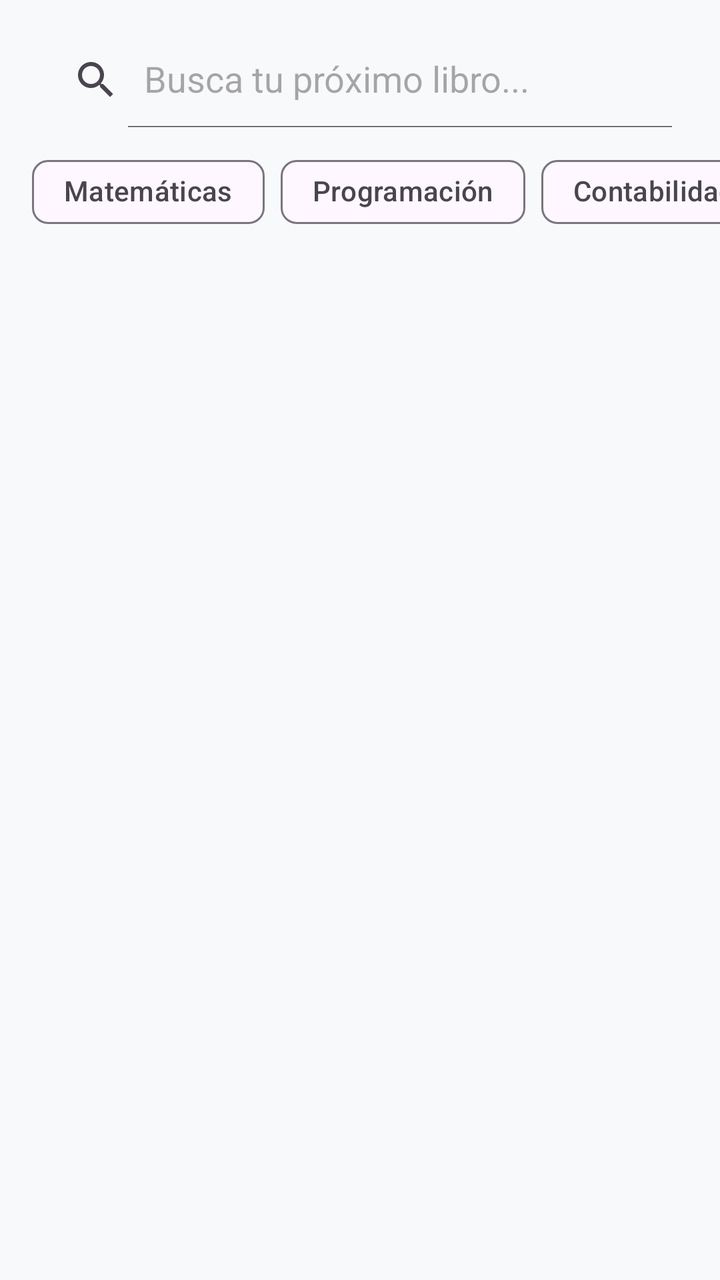
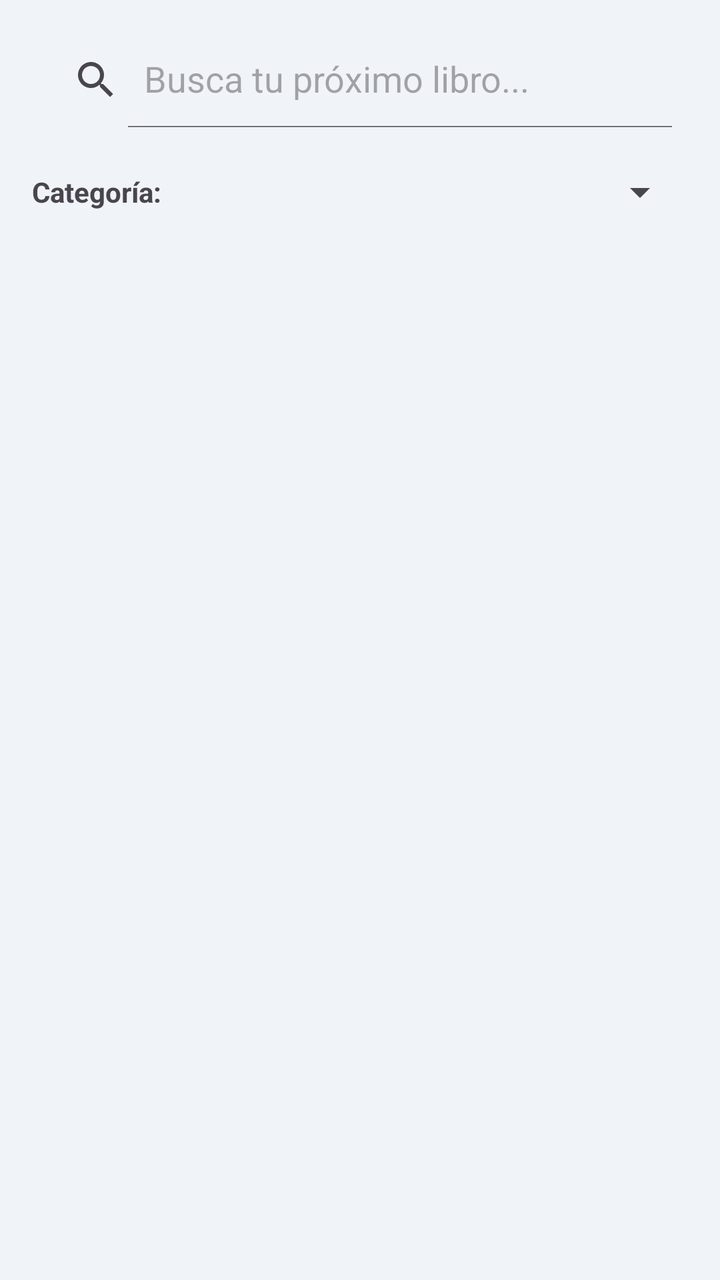

The first picture is an Android layout as it rendered before a commit; the second is the same layout after the commit. The layout source and the unified diff follow.
<!-- AndroidManifest.xml: application theme Theme.Biblioteca -->
<!-- res/layout/fragment_catalogo.xml -->
<?xml version="1.0" encoding="utf-8"?>
<androidx.constraintlayout.widget.ConstraintLayout
    xmlns:android="http://schemas.android.com/apk/res/android"
    xmlns:app="http://schemas.android.com/apk/res-auto"
    xmlns:tools="http://schemas.android.com/tools"
    android:layout_width="match_parent"
    android:layout_height="match_parent">

    <androidx.appcompat.widget.SearchView
        android:id="@+id/svLibros"
        android:layout_width="0dp"
        android:layout_height="wrap_content"
        android:layout_marginHorizontal="16dp"
        android:layout_marginTop="16dp"
        app:iconifiedByDefault="false"
        app:queryHint="Busca tu próximo libro..."
        app:layout_constraintTop_toTopOf="parent"
        app:layout_constraintStart_toStartOf="parent"
        app:layout_constraintEnd_toEndOf="parent" />

    <HorizontalScrollView
        android:id="@+id/hsvCategories"
        android:layout_width="0dp"
        android:layout_height="wrap_content"
        android:layout_marginTop="8dp"
        android:scrollbars="none"
        app:layout_constraintTop_toBottomOf="@id/svLibros"
        app:layout_constraintStart_toStartOf="parent"
        app:layout_constraintEnd_toEndOf="parent">

        <com.google.android.material.chip.ChipGroup
            android:id="@+id/cgCategories"
            android:layout_width="wrap_content"
            android:layout_height="wrap_content"
            android:paddingHorizontal="16dp"
            app:singleSelection="true">

            <com.google.android.material.chip.Chip
                android:id="@+id/chipMath"
                style="@style/Widget.Material3.Chip.Filter"
                android:layout_width="wrap_content"
                android:layout_height="wrap_content"
                android:text="Matemáticas" />

            <com.google.android.material.chip.Chip
                android:id="@+id/chipProgramming"
                style="@style/Widget.Material3.Chip.Filter"
                android:layout_width="wrap_content"
                android:layout_height="wrap_content"
                android:text="Programación" />

            <com.google.android.material.chip.Chip
                android:id="@+id/chipAccounting"
                style="@style/Widget.Material3.Chip.Filter"
                android:layout_width="wrap_content"
                android:layout_height="wrap_content"
                android:text="Contabilidad" />

            <com.google.android.material.chip.Chip
                android:id="@+id/chipHistory"
                style="@style/Widget.Material3.Chip.Filter"
                android:layout_width="wrap_content"
                android:layout_height="wrap_content"
                android:text="Historia" />

            <com.google.android.material.chip.Chip
                android:id="@+id/chipEducation"
                style="@style/Widget.Material3.Chip.Filter"
                android:layout_width="wrap_content"
                android:layout_height="wrap_content"
                android:text="Educación" />

        </com.google.android.material.chip.ChipGroup>
    </HorizontalScrollView>

    <ProgressBar
        android:id="@+id/pbLoading"
        android:layout_width="wrap_content"
        android:layout_height="wrap_content"
        android:visibility="gone"
        app:layout_constraintTop_toTopOf="parent"
        app:layout_constraintBottom_toBottomOf="parent"
        app:layout_constraintStart_toStartOf="parent"
        app:layout_constraintEnd_toEndOf="parent" />

    <TextView
        android:id="@+id/tvEmptyState"
        android:layout_width="0dp"
        android:layout_height="wrap_content"
        android:layout_margin="32dp"
        android:textAlignment="center"
        android:textSize="16sp"
        android:visibility="gone"
        app:layout_constraintTop_toTopOf="parent"
        app:layout_constraintBottom_toBottomOf="parent"
        app:layout_constraintStart_toStartOf="parent"
        app:layout_constraintEnd_toEndOf="parent" />

    <androidx.recyclerview.widget.RecyclerView
        android:id="@+id/rvLibros"
        android:layout_width="0dp"
        android:layout_height="0dp"
        android:layout_marginTop="8dp"
        android:clipToPadding="false"
        android:paddingBottom="16dp"
        app:layout_constraintTop_toBottomOf="@id/hsvCategories"
        app:layout_constraintBottom_toBottomOf="parent"
        app:layout_constraintStart_toStartOf="parent"
        app:layout_constraintEnd_toEndOf="parent"
        tools:listitem="@layout/item_libro" />

</androidx.constraintlayout.widget.ConstraintLayout>
<!-- res/layout/item_libro.xml (included above) -->
<?xml version="1.0" encoding="utf-8"?>
<com.google.android.material.card.MaterialCardView xmlns:android="http://schemas.android.com/apk/res/android"
    xmlns:app="http://schemas.android.com/apk/res-auto"
    android:layout_width="match_parent"
    android:layout_height="wrap_content"
    android:layout_margin="8dp"
    app:cardElevation="4dp"
    app:cardCornerRadius="12dp">

    <androidx.constraintlayout.widget.ConstraintLayout
        android:layout_width="match_parent"
        android:layout_height="wrap_content"
        android:padding="8dp">

        <ImageView
            android:id="@+id/ivPortadaLibro"
            android:layout_width="80dp"
            android:layout_height="120dp"
            android:scaleType="centerCrop"
            android:src="@android:drawable/ic_menu_gallery"
            app:layout_constraintStart_toStartOf="parent"
            app:layout_constraintTop_toTopOf="parent"
            app:layout_constraintBottom_toBottomOf="parent" />

        <TextView
            android:id="@+id/tvTituloLibro"
            android:layout_width="0dp"
            android:layout_height="wrap_content"
            android:layout_marginStart="16dp"
            android:text="Título del Libro"
            android:textSize="18sp"
            android:textStyle="bold"
            app:layout_constraintStart_toEndOf="@id/ivPortadaLibro"
            app:layout_constraintEnd_toEndOf="parent"
            app:layout_constraintTop_toTopOf="parent" />

        <TextView
            android:id="@+id/tvAutorLibro"
            android:layout_width="0dp"
            android:layout_height="wrap_content"
            android:layout_marginTop="4dp"
            android:text="Autor"
            android:textSize="14sp"
            app:layout_constraintStart_toStartOf="@id/tvTituloLibro"
            app:layout_constraintEnd_toEndOf="parent"
            app:layout_constraintTop_toBottomOf="@id/tvTituloLibro" />

        <com.google.android.material.button.MaterialButton
            android:id="@+id/btnDevolverLibro"
            style="@style/Widget.Material3.Button.TonalButton"
            android:layout_width="wrap_content"
            android:layout_height="wrap_content"
            android:text="Devolver"
            android:textSize="12sp"
            android:visibility="gone"
            app:layout_constraintBottom_toBottomOf="parent"
            app:layout_constraintEnd_toEndOf="parent" />

    </androidx.constraintlayout.widget.ConstraintLayout>

</com.google.android.material.card.MaterialCardView>
<!-- resources referenced by this layout -->
<resources>
  <style name="Theme.Biblioteca" parent="Base.Theme.Biblioteca" />
  <style name="Base.Theme.Biblioteca" parent="Theme.Material3.DayNight.NoActionBar">
          
          <item name="colorPrimary">@color/primary</item>
          <item name="colorSecondary">@color/secondary</item>
          <item name="android:windowBackground">@color/background</item>
      </style>
  <color name="primary">#2196F3</color>
  <color name="secondary">#03DAC6</color>
  <color name="background">#F8F9FA</color>
</resources>

<!-- the commit's change to res/layout/fragment_catalogo.xml (unified diff, before → after) -->
@@ -18,60 +18,32 @@
         app:layout_constraintStart_toStartOf="parent"
         app:layout_constraintEnd_toEndOf="parent" />
 
-    <HorizontalScrollView
-        android:id="@+id/hsvCategories"
-        android:layout_width="0dp"
-        android:layout_height="wrap_content"
-        android:layout_marginTop="8dp"
-        android:scrollbars="none"
-        app:layout_constraintTop_toBottomOf="@id/svLibros"
-        app:layout_constraintStart_toStartOf="parent"
-        app:layout_constraintEnd_toEndOf="parent">
-
-        <com.google.android.material.chip.ChipGroup
-            android:id="@+id/cgCategories"
-            android:layout_width="wrap_content"
-            android:layout_height="wrap_content"
-            android:paddingHorizontal="16dp"
-            app:singleSelection="true">
-
-            <com.google.android.material.chip.Chip
-                android:id="@+id/chipMath"
-                style="@style/Widget.Material3.Chip.Filter"
-                android:layout_width="wrap_content"
-                android:layout_height="wrap_content"
-                android:text="Matemáticas" />
-
-            <com.google.android.material.chip.Chip
-                android:id="@+id/chipProgramming"
-                style="@style/Widget.Material3.Chip.Filter"
-                android:layout_width="wrap_content"
-                android:layout_height="wrap_content"
-                android:text="Programación" />
-
-            <com.google.android.material.chip.Chip
-                android:id="@+id/chipAccounting"
-                style="@style/Widget.Material3.Chip.Filter"
-                android:layout_width="wrap_content"
-                android:layout_height="wrap_content"
-                android:text="Contabilidad" />
-
-            <com.google.android.material.chip.Chip
-                android:id="@+id/chipHistory"
-                style="@style/Widget.Material3.Chip.Filter"
-                android:layout_width="wrap_content"
-                android:layout_height="wrap_content"
-                android:text="Historia" />
-
-            <com.google.android.material.chip.Chip
-                android:id="@+id/chipEducation"
-                style="@style/Widget.Material3.Chip.Filter"
-                android:layout_width="wrap_content"
-                android:layout_height="wrap_content"
-                android:text="Educación" />
-
-        </com.google.android.material.chip.ChipGroup>
-    </HorizontalScrollView>
+    <LinearLayout
+        android:id="@+id/llFilter"
+        android:layout_width="match_parent"
+        android:layout_height="wrap_content"
+        android:orientation="horizontal"
+        android:paddingHorizontal="16dp"
+        android:paddingVertical="8dp"
+        android:gravity="center_vertical"
+        app:layout_constraintTop_toBottomOf="@id/svLibros">
+
+        <TextView
+            android:layout_width="wrap_content"
+            android:layout_height="wrap_content"
+            android:text="Categoría:"
+            android:textStyle="bold"
+            android:textSize="14sp" />
+
+        <Spinner
+            android:id="@+id/spCatalogoCategorias"
+            android:layout_width="0dp"
+            android:layout_height="wrap_content"
+            android:layout_weight="1"
+            android:layout_marginStart="8dp"
+            android:minHeight="48dp" />
+
+    </LinearLayout>
 
     <ProgressBar
         android:id="@+id/pbLoading"
@@ -103,7 +75,7 @@
         android:layout_marginTop="8dp"
         android:clipToPadding="false"
         android:paddingBottom="16dp"
-        app:layout_constraintTop_toBottomOf="@id/hsvCategories"
+        app:layout_constraintTop_toBottomOf="@id/llFilter"
         app:layout_constraintBottom_toBottomOf="parent"
         app:layout_constraintStart_toStartOf="parent"
         app:layout_constraintEnd_toEndOf="parent"
@@ -114,21 +86,22 @@
 <?xml version="1.0" encoding="utf-8"?>
 <com.google.android.material.card.MaterialCardView xmlns:android="http://schemas.android.com/apk/res/android"
     xmlns:app="http://schemas.android.com/apk/res-auto"
+    xmlns:tools="http://schemas.android.com/tools"
     android:layout_width="match_parent"
     android:layout_height="wrap_content"
     android:layout_margin="8dp"
-    app:cardElevation="4dp"
+    app:cardElevation="2dp"
     app:cardCornerRadius="12dp">
 
     <androidx.constraintlayout.widget.ConstraintLayout
         android:layout_width="match_parent"
         android:layout_height="wrap_content"
-        android:padding="8dp">
+        android:padding="12dp">
 
         <ImageView
             android:id="@+id/ivPortadaLibro"
-            android:layout_width="80dp"
-            android:layout_height="120dp"
+            android:layout_width="60dp"
+            android:layout_height="90dp"
             android:scaleType="centerCrop"
             android:src="@android:drawable/ic_menu_gallery"
             app:layout_constraintStart_toStartOf="parent"
@@ -141,22 +114,92 @@
             android:layout_height="wrap_content"
             android:layout_marginStart="16dp"
             android:text="Título del Libro"
-            android:textSize="18sp"
+            android:textSize="16sp"
             android:textStyle="bold"
             app:layout_constraintStart_toEndOf="@id/ivPortadaLibro"
-            app:layout_constraintEnd_toEndOf="parent"
+            app:layout_constraintEnd_toStartOf="@id/layoutActions"
             app:layout_constraintTop_toTopOf="parent" />
 
         <TextView
             android:id="@+id/tvAutorLibro"
             android:layout_width="0dp"
             android:layout_height="wrap_content"
+            android:layout_marginTop="2dp"
+            android:text="Autor"
+            android:textSize="13sp"
+            app:layout_constraintStart_toStartOf="@id/tvTituloLibro"
+            app:layout_constraintEnd_toStartOf="@id/layoutActions"
+            app:layout_constraintTop_toBottomOf="@id/tvTituloLibro" />
+
+        <TextView
+            android:id="@+id/tvCategoriaLibro"
+            android:layout_width="wrap_content"
+            android:layout_height="wrap_content"
             android:layout_marginTop="4dp"
-            android:text="Autor"
-            android:textSize="14sp"
-            app:layout_constraintStart_toStartOf="@id/tvTituloLibro"
-            app:layout_constraintEnd_toEndOf="parent"
-            app:layout_constraintTop_toBottomOf="@id/tvTituloLibro" />
+            android:background="@drawable/search_background"
+            android:paddingHorizontal="8dp"
+            android:paddingVertical="2dp"
+            android:text="Categoría"
+            android:textSize="10sp"
+            android:visibility="gone"
+            tools:visibility="visible"
+            app:layout_constraintStart_toStartOf="@id/tvTituloLibro"
+            app:layout_constraintTop_toBottomOf="@id/tvAutorLibro" />
+
+        <TextView
+            android:id="@+id/tvFechaLibro"
+            android:layout_width="wrap_content"
+            android:layout_height="wrap_content"
+            android:layout_marginTop="4dp"
+            android:text="Pedido el: 10/08/2026"
+            android:textSize="11sp"
+            android:textColor="?attr/colorOnSurfaceVariant"
+            android:visibility="gone"
+            tools:visibility="visible"
+            app:layout_constraintStart_toStartOf="@id/tvTituloLibro"
+            app:layout_constraintTop_toBottomOf="@id/tvCategoriaLibro" />
+
+        <TextView
+            android:id="@+id/tvAlertaLibro"
+            android:layout_width="wrap_content"
+            android:layout_height="wrap_content"
+            android:layout_marginTop="4dp"
+            android:text="Tienes 3 días para devolverlo"
+            android:textSize="11sp"
+            android:textStyle="bold"
+            android:textColor="@color/error"
+            android:visibility="gone"
+            tools:visibility="visible"
+            app:layout_constraintStart_toStartOf="@id/tvTituloLibro"
+            app:layout_constraintTop_toBottomOf="@id/tvFechaLibro" />
+
+        <LinearLayout
+            android:id="@+id/layoutActions"
+            android:layout_width="wrap_content"
+            android:layout_height="wrap_content"
+            android:orientation="horizontal"
+            android:visibility="gone"
+            tools:visibility="visible"
+            app:layout_constraintTop_toTopOf="parent"
+            app:layout_constraintEnd_toEndOf="parent">
+
+            <ImageButton
+                android:id="@+id/btnEditarPrestamo"
+                android:layout_width="40dp"
+                android:layout_height="40dp"
+                android:background="?attr/selectableItemBackgroundBorderless"
+                android:src="@android:drawable/ic_menu_edit"
+                app:tint="?attr/colorPrimary" />
+
+            <ImageButton
+                android:id="@+id/btnEliminarPrestamo"
+                android:layout_width="40dp"
+                android:layout_height="40dp"
+                android:background="?attr/selectableItemBackgroundBorderless"
+                android:src="@android:drawable/ic_menu_revert"
+                app:tint="@color/warning" />
+
+        </LinearLayout>
 
         <com.google.android.material.button.MaterialButton
             android:id="@+id/btnDevolverLibro"
@@ -164,8 +207,9 @@
             android:layout_width="wrap_content"
             android:layout_height="wrap_content"
             android:text="Devolver"
-            android:textSize="12sp"
-            android:visibility="gone"
+            android:textSize="11sp"
+            android:visibility="gone"
+            tools:visibility="visible"
             app:layout_constraintBottom_toBottomOf="parent"
             app:layout_constraintEnd_toEndOf="parent" />
 
<!-- resource entries referenced after the edit -->
@@ -1,14 +1,30 @@
 <!-- resources referenced by this layout -->
 <resources>
+  <color name="error">#B00020</color>
+  <color name="warning">#FF8F00</color>
+  <!-- drawable search_background (drawable) -->
+  <?xml version="1.0" encoding="utf-8"?>
+  <shape xmlns:android="http://schemas.android.com/apk/res/android">
+      <solid android:color="#F1F3F4" />
+      <corners android:radius="24dp" />
+      <stroke android:width="1dp" android:color="#E0E0E0" />
+  </shape>
   <style name="Theme.Biblioteca" parent="Base.Theme.Biblioteca" />
   <style name="Base.Theme.Biblioteca" parent="Theme.Material3.DayNight.NoActionBar">
           
           <item name="colorPrimary">@color/primary</item>
           <item name="colorSecondary">@color/secondary</item>
+  
           <item name="android:windowBackground">@color/background</item>
+          <item name="colorSurface">@color/surface</item>
+  
+          
+          <item name="android:statusBarColor">@color/primary</item>
+          <item name="android:windowLightStatusBar" tools:targetApi="m">false</item>
       </style>
-  <color name="primary">#2196F3</color>
-  <color name="secondary">#03DAC6</color>
-  <color name="background">#F8F9FA</color>
+  <color name="primary">#0D47A1</color>
+  <color name="secondary">#1976D2</color>
+  <color name="background">#F0F4F8</color>
+  <color name="surface">#FFFFFF</color>
 </resources>
 
